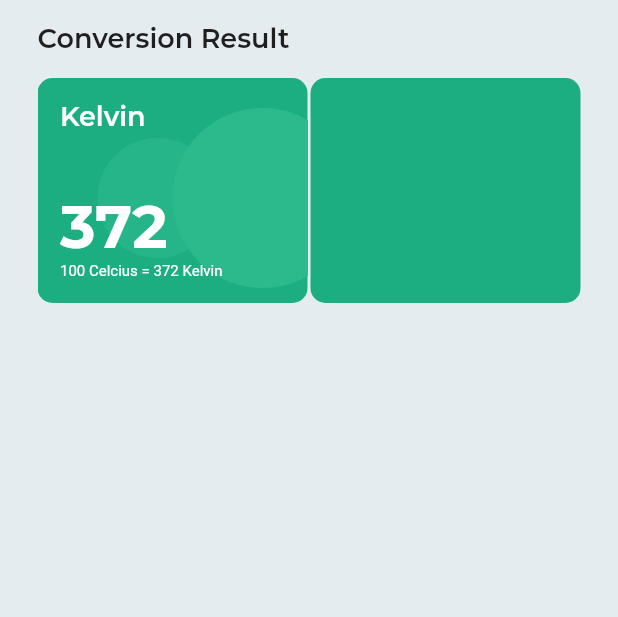
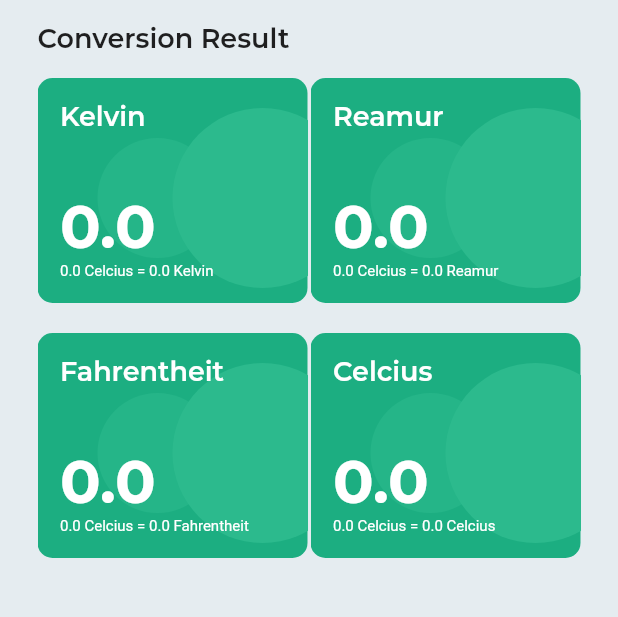
Before and after one commit to hoyirul/temperature_app, a Flutter app: the screen it shows after launch, after a tap on "Convert", on a phone screen of 412 x 824 dp, the part 330-947 px from its top. Run offline on Flutter 3.47's test engine with Material 2 defaults, Android fonts, the phone set to English and light mode, and no system bars; project files that could hold a hidden picture were left out.

Commit message:
Conversion Data | Optiomized

```diff
--- a/lib/main.dart
+++ b/lib/main.dart
@@ -44,29 +44,12 @@ class _MyHomePageState extends State<MyHomePage> {
 
   @override
   Widget build(BuildContext context) {
-    return Scaffold(
+    return const Scaffold(
       // appBar: AppBar(
       //   title: Text(widget.title),
       // ),
       body: SingleChildScrollView(
-        child: Column(
-          children: [
-            const MyWidget(),
-
-            Container(
-              padding: const EdgeInsets.only(left: 25, right: 25, top: 10, bottom: 15),
-              child: const Align(
-                alignment: Alignment.centerLeft,
-                child: Text('Conversion Result', style: TextStyle(
-                  fontFamily: 'Montserrat-SemiBold',
-                  fontSize: 18.0
-                ),),
-              ),
-            ),
-
-            const MyResultWidget(),
-          ],
-        ),
+        child: MyWidget(),
       )
       // floatingActionButton: FloatingActionButton(
       //   onPressed: _incrementCounter,
--- /dev/null
+++ b/lib/models/temperature_model.dart
@@ -0,0 +1,24 @@
+class TemperatureModel{
+  TemperatureModel(this.celcius);
+  final double celcius;
+
+  // konversi celcius ke celcius
+  double getCelcius(){
+    return celcius;
+  }
+
+  // konversi celcius ke kelvin
+  double getKelvin(){
+    return celcius + 273;
+  }
+
+  // konversi celcius ke reamur
+  double getReamur(){
+    return (4/5) * celcius;
+  }
+
+  // konversi celcius ke fahrentheit
+  double getFahrentheit(){
+    return (9/5 * celcius) + 32;
+  }
+}
--- a/lib/partials/widget.dart
+++ b/lib/partials/widget.dart
@@ -1,4 +1,5 @@
 import 'package:flutter/material.dart';
+import 'package:flutter/services.dart';
 import 'package:temperature_app/additionals/color_picker.dart';
 import 'package:temperature_app/components/component.dart';
 
@@ -10,9 +11,30 @@ class MyWidget extends StatefulWidget {
 }
 
 class _MyWidgetState extends State<MyWidget> {
+  final TextEditingController input = TextEditingController();
+
+  late double kelvin = 0, reamur = 0, fahrentheit = 0, celcius = 0;
+
+  getData() {
+    //  Rumus C + 273
+    setState(() {
+      // ignore: unrelated_type_equality_checks
+      if (input.text != '') {
+        celcius = (input.text == '') ? 0 : double.parse(input.text);
+        kelvin = celcius + 273;
+        reamur = (4 / 5) * celcius;
+        fahrentheit = (9 / 5 * celcius) + 32;
+      } else {
+        print('Harus diisi');
+      }
+    });
+  }
+
   @override
   Widget build(BuildContext context) {
-    return Stack(
+    return Column(
+      children: [
+        Stack(
           children: [
             Component().stackBg,
             Component().stackShapeRectangle,
@@ -95,6 +117,11 @@ class _MyWidgetState extends State<MyWidget> {
                             color: white,
                             borderRadius: BorderRadius.circular(12.0)),
                         child: TextFormField(
+                          controller: input,
+                          keyboardType: TextInputType.number,
+                          inputFormatters: [
+                            FilteringTextInputFormatter.digitsOnly
+                          ],
                           decoration: const InputDecoration(
                               border: InputBorder.none,
                               focusedBorder: InputBorder.none,
@@ -117,7 +144,7 @@ class _MyWidgetState extends State<MyWidget> {
                     Expanded(
                       child: InkWell(
                         onTap: () {
-                      print('Oke');
+                          getData();
                         },
                         child: Container(
                           padding: const EdgeInsets.all(8),
@@ -128,7 +155,8 @@ class _MyWidgetState extends State<MyWidget> {
                           child: Column(
                             children: const [
                               Center(
-                            child: Icon(Icons.refresh_rounded, color: primary),
+                                child:
+                                    Icon(Icons.refresh_rounded, color: primary),
                               ),
                               Center(
                                 child: Text(
@@ -148,12 +176,53 @@ class _MyWidgetState extends State<MyWidget> {
               ),
             )
           ],
+        ),
+        Container(
+          padding:
+              const EdgeInsets.only(left: 25, right: 25, top: 10, bottom: 15),
+          child: const Align(
+            alignment: Alignment.centerLeft,
+            child: Text(
+              'Conversion Result',
+              style:
+                  TextStyle(fontFamily: 'Montserrat-SemiBold', fontSize: 18.0),
+            ),
+          ),
+        ),
+        Container(
+          padding: const EdgeInsets.only(left: 25, right: 25),
+          child: Column(
+            children: [
+              Row(
+                mainAxisAlignment: MainAxisAlignment.spaceBetween,
+                children: [
+                  MyResultWidget(params: kelvin, title: 'Kelvin', celcius: celcius,),
+                  MyResultWidget(params: reamur, title: 'Reamur', celcius: celcius,),
+                ],
+              ),
+
+              const SizedBox(height: 20,),
+
+              Row(
+                mainAxisAlignment: MainAxisAlignment.spaceBetween,
+                children: [
+                  MyResultWidget(params: fahrentheit, title: 'Fahrentheit', celcius: celcius,),
+                  MyResultWidget(params: celcius, title: 'Celcius', celcius: celcius,),
+                ],
+              ),
+            ],
+          ),
+        ),
+      ],
     );
   }
 }
 
 class MyResultWidget extends StatefulWidget {
-  const MyResultWidget({super.key});
+  const MyResultWidget({super.key, required this.params, required this.title, required this.celcius});
+
+  final double params, celcius;
+  final String title;
 
   @override
   State<MyResultWidget> createState() => _MyResultWidgetState();
@@ -162,14 +231,7 @@ class MyResultWidget extends StatefulWidget {
 class _MyResultWidgetState extends State<MyResultWidget> {
   @override
   Widget build(BuildContext context) {
-    return Container(
-      padding: const EdgeInsets.only(left: 25, right: 25),
-      child: Column(
-        children: [
-          Row(
-            mainAxisAlignment: MainAxisAlignment.spaceBetween,
-            children: [
-              Stack(
+    return Stack(
       children: [
         Container(
           padding: const EdgeInsets.all(0),
@@ -178,7 +240,6 @@ class _MyResultWidgetState extends State<MyResultWidget> {
           decoration: BoxDecoration(
               borderRadius: BorderRadius.circular(10), color: primary),
         ),
-
         Positioned(
           bottom: 10,
           right: -30,
@@ -192,7 +253,6 @@ class _MyResultWidgetState extends State<MyResultWidget> {
             ),
           ),
         ),
-
         Positioned(
           top: 40,
           left: 40,
@@ -201,57 +261,38 @@ class _MyResultWidgetState extends State<MyResultWidget> {
             height: 80,
             width: 80,
             decoration: const BoxDecoration(
-                        shape: BoxShape.circle,
-                        color: primaryShape
+                shape: BoxShape.circle, color: primaryShape),
           ),
         ),
-                  ),
-
         Container(
           padding: const EdgeInsets.all(15.0),
-                    child: const Text('Kelvin', style: TextStyle(
+          child: Text(
+            widget.title,
+            style: const TextStyle(
                 fontFamily: 'Montserrat-SemiBold',
                 fontSize: 18.0,
-                      color: white
-                    ),),
+                color: white),
           ),
-
+        ),
         Positioned(
           bottom: 15,
           left: 15,
           child: Column(
             crossAxisAlignment: CrossAxisAlignment.start,
-                      children: const [
-                        Text('372', style: TextStyle(
-                          fontFamily: 'Montserrat-Bold',
-                          fontSize: 40,
-                          color: white
-                        ),),
-                        Text('100 Celcius = 372 Kelvin', style: TextStyle(
-                          color: white,
-                          fontSize: 10
-                        ),),
+            children: [
+              Text(
+                '${widget.params}',
+                style: const TextStyle(
+                    fontFamily: 'Montserrat-Bold', fontSize: 40, color: white),
+              ),
+              Text(
+                '${widget.celcius} Celcius = ${widget.params} ${widget.title}',
+                style: const TextStyle(color: white, fontSize: 10),
+              ),
             ],
           ),
         )
       ],
-              ),
-
-              Stack(
-                children: [
-                  Container(
-                    padding: const EdgeInsets.all(0),
-                    height: 150,
-                    width: 180,
-                    decoration: BoxDecoration(
-                        borderRadius: BorderRadius.circular(10), color: primary),
-                  ),
-                ],
-              ),
-            ],
-          ),
-        ],
-      ),
     );
   }
 }
```
Also changed, not shown: lib/partials/convert_data.dart (added, +122 -0 lines). Lines whose indentation alone changed are shown as unchanged.
